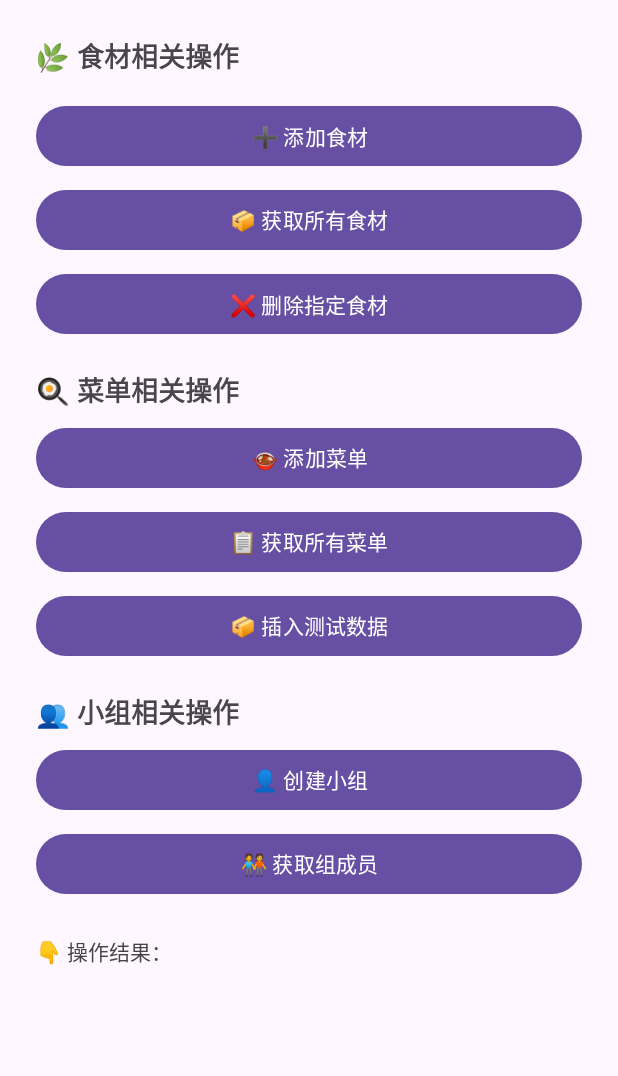
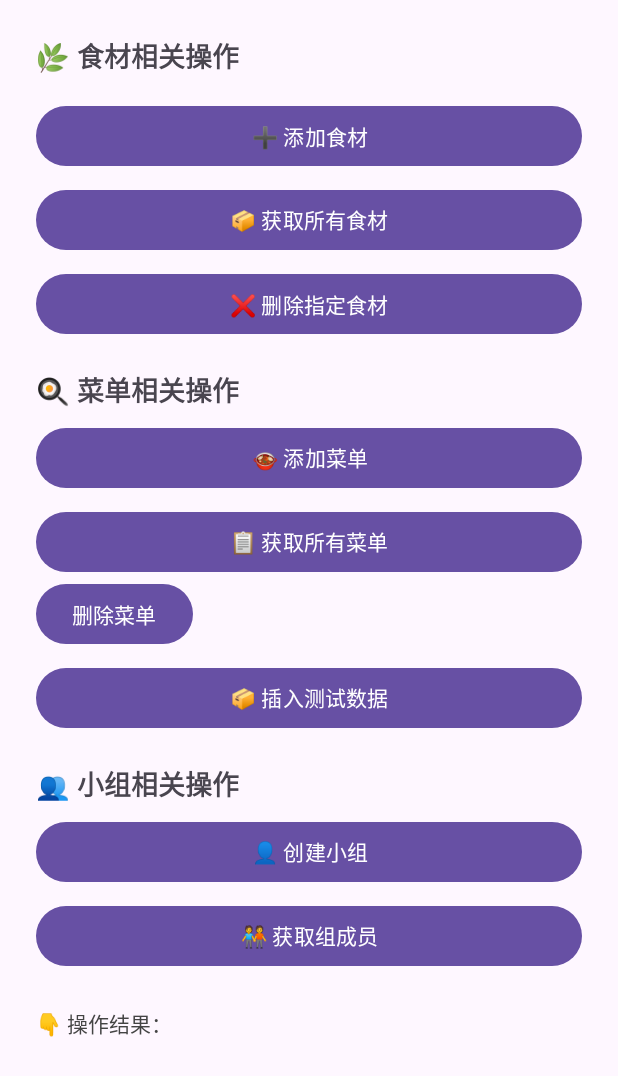
Before and after one commit to AnbyGuan/Group_Project, an Android app: the TestActivity screen opened directly, with no data from a screen before it, on a phone screen of 412 x 824 dp. Shown: the top 1076 px of the screen. Run offline under Robolectric (Android 15) with nearby library versions, the phone set to English and light mode, and no system bars.

Commit message:
添加deleteMenu与其测试方法

```diff
--- a/app/src/main/java/hk/hku/group_project/database/TestActivity.java
+++ b/app/src/main/java/hk/hku/group_project/database/TestActivity.java
@@ -34,6 +34,13 @@ public class TestActivity extends AppCompatActivity {
         btnGetGroupMembers = findViewById(R.id.btn_get_group_members);
         btnInsertSamples = findViewById(R.id.btn_insert_sample);
         txtResult = findViewById(R.id.txt_result);
+        Button btnDeleteMenu = findViewById(R.id.btn_delete_menu); // 新按钮
+
+        btnDeleteMenu.setOnClickListener(v -> {
+            showResult("🗑️ 正在删除菜单...");
+            DatabaseTest.testDeleteMenu("22", "-OP50wOBJZEFoIVHcp26"); // 替换成真实的 groupId 和 menuId
+        });
+
 
         // 各功能测试
         btnAddFood.setOnClickListener(v -> {
--- a/app/src/main/res/layout/activity_test.xml
+++ b/app/src/main/res/layout/activity_test.xml
@@ -59,6 +59,12 @@
             android:layout_width="match_parent"
             android:layout_height="wrap_content"
             android:layout_marginTop="8dp" />
+        <Button
+            android:id="@+id/btn_delete_menu"
+            android:layout_width="wrap_content"
+            android:layout_height="wrap_content"
+            android:text="删除菜单" />
+
 
         <Button
             android:id="@+id/btn_insert_sample"
```
Also changed, not shown: app/src/main/java/hk/hku/group_project/database/DatabaseHelper.java (+20 -0 lines), app/src/main/java/hk/hku/group_project/database/DatabaseTest.java (+18 -0 lines).
